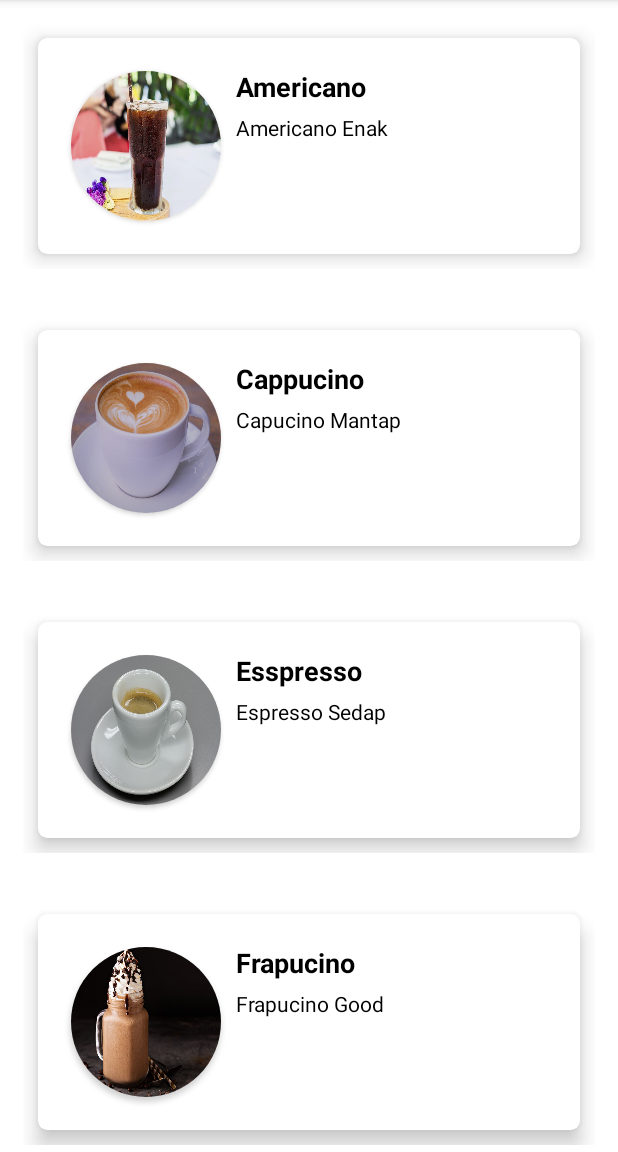
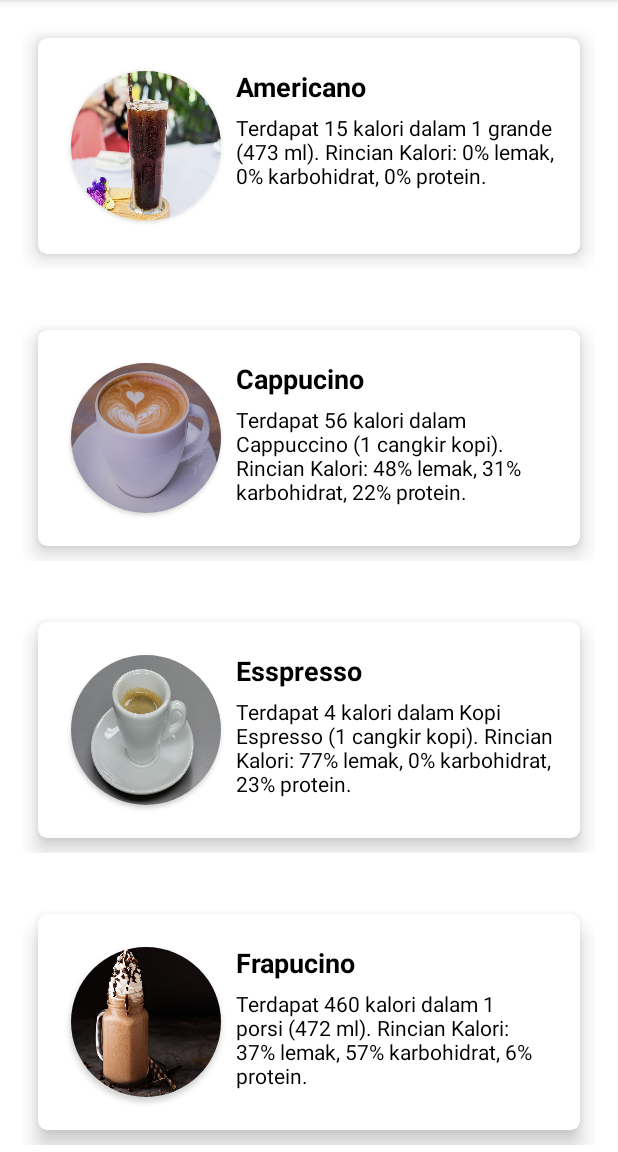
Before and after one commit to DhimasArbi/MyCafe, an Android app: the screen it shows after launch (MainActivity), on a phone screen of 412 x 824 dp, the part 84-1236 px from its top. Run offline under Robolectric (Android 15) with nearby library versions, the phone set to English and light mode, and no system bars.

Commit message:
semi-final?

```diff
--- a/MyCaffe/app/src/main/AndroidManifest.xml
+++ b/MyCaffe/app/src/main/AndroidManifest.xml
@@ -9,6 +9,9 @@
         android:roundIcon="@mipmap/ic_launcher_round"
         android:supportsRtl="true"
         android:theme="@style/Theme.MyCaffe">
+        <activity
+            android:name=".DisplayActivity"
+            android:exported="false" />
         <activity
             android:name=".OrderActivity"
             android:exported="true" />
--- a/MyCaffe/app/src/main/res/values/strings.xml
+++ b/MyCaffe/app/src/main/res/values/strings.xml
@@ -9,11 +9,16 @@
         <item>Latte</item>
     </string-array>
     <string-array name="caffe_info">
-        <item>Americano Enak</item>
-        <item>Capucino Mantap</item>
-        <item>Espresso Sedap</item>
-        <item>Frapucino Good</item>
-        <item>Latte Best</item>
+        <item>Terdapat 15 kalori dalam 1 grande (473 ml).
+Rincian Kalori: 0% lemak, 0% karbohidrat, 0% protein.</item>
+        <item>Terdapat 56 kalori dalam Cappuccino (1 cangkir kopi).
+Rincian Kalori: 48% lemak, 31% karbohidrat, 22% protein.</item>
+        <item>Terdapat 4 kalori dalam Kopi Espresso (1 cangkir kopi).
+Rincian Kalori: 77% lemak, 0% karbohidrat, 23% protein.</item>
+        <item>Terdapat 460 kalori dalam 1 porsi (472 ml).
+Rincian Kalori: 37% lemak, 57% karbohidrat, 6% protein.</item>
+        <item>Terdapat 135 kalori dalam Kopi Latte (1 sedang).
+Rincian Kalori: 37% lemak, 37% karbohidrat, 26% protein.</item>
     </string-array>
     <string-array name="caffe_icon">
         <item>americano</item>
```
Also changed, not shown: MyCaffe/app/src/main/java/org/aplas/mycaffe/DisplayActivity.java (added, +29 -0 lines), MyCaffe/app/src/main/java/org/aplas/mycaffe/MainActivity.java (+2 -7 lines), MyCaffe/app/src/main/java/org/aplas/mycaffe/OrderActivity.java (+13 -10 lines), MyCaffe/app/src/main/res/layout/activity_display.xml (+19 -7 lines), MyCaffe/app/src/main/res/layout/layout_data.xml (indentation only).
